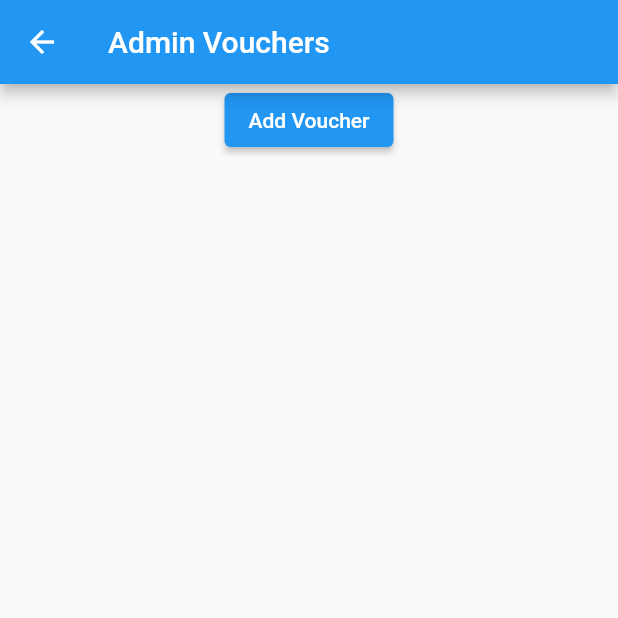
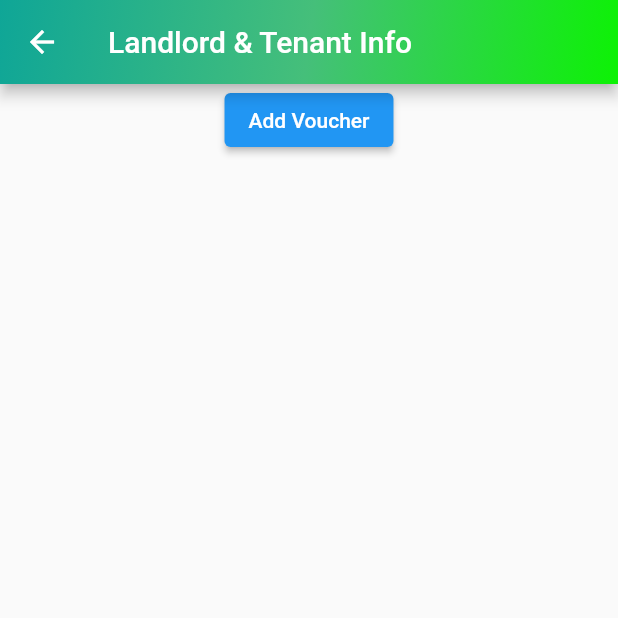
Before and after one commit to shahfarazz/rehnaa-concept, a Flutter app: the AdminVouchersPage screen opened directly, on a phone screen of 412 x 824 dp, the top half of it. Run offline on Flutter 3.47's test engine with Material 2 defaults, Android fonts, the phone set to English and light mode, and no system bars; our stand-ins replace cached_network_image, carousel_slider, cloud_firestore, confetti, firebase_auth, firebase_core and 10 more; missing offline and left inert: dart:html, dart:js_interop; accounts and stored records are empty.

Commit message:
edited pages

```diff
--- a/lib/frontend/helper/Admindashboard_pages/admin_vouchers.dart
+++ b/lib/frontend/helper/Admindashboard_pages/admin_vouchers.dart
@@ -158,7 +158,20 @@ class _AdminVouchersPageState extends State<AdminVouchersPage> {
   Widget build(BuildContext context) {
     return Scaffold(
       appBar: AppBar(
-        title: const Text('Admin Vouchers'),
+        title: const Text('Landlord & Tenant Info'),
+        flexibleSpace: Container(
+          decoration: const BoxDecoration(
+            gradient: LinearGradient(
+              begin: Alignment.topLeft,
+              end: Alignment.bottomRight,
+              colors: [
+                Color(0xff0FA697),
+                Color(0xff45BF7A),
+                Color(0xff0DF205),
+              ],
+            ),
+          ),
+        ),
       ),
       body: Center(
         child: Column(
--- a/lib/frontend/helper/Dealerdashboard_pages/dealer_dashboard_content.dart
+++ b/lib/frontend/helper/Dealerdashboard_pages/dealer_dashboard_content.dart
@@ -97,7 +97,7 @@ class _DealerDashboardContentState extends State<DealerDashboardContent>
     showDialog(
       context: context,
       builder: (BuildContext context) {
-        print('Firebase auth id is: ${FirebaseAuth.instance.currentUser!.uid}');
+        // print('Firebase auth id is: ${FirebaseAuth.instance.currentUser!.uid}');
         String selectedOption = '';
 
         return StatefulBuilder(
--- a/lib/frontend/helper/Landlorddashboard_pages/landlordinvoice.dart
+++ b/lib/frontend/helper/Landlorddashboard_pages/landlordinvoice.dart
@@ -4,7 +4,6 @@ import 'package:pdf/widgets.dart' as pdfWidgets;
 import 'package:rehnaa/frontend/Screens/Landlord/landlord_dashboard.dart';
 import 'package:printing/printing.dart';
 import 'package:pdf/pdf.dart';
-
 
 
 class LandlordInvoicePage extends StatefulWidget {
--- a/lib/frontend/helper/Tenantdashboard_pages/Tenant_propertyinfo.dart
+++ b/lib/frontend/helper/Tenantdashboard_pages/Tenant_propertyinfo.dart
@@ -762,7 +762,7 @@ class ExpandedImageDialog extends StatelessWidget {
             ),
           ),
           Positioned(
-            top: 40.0,
+            top: 65.0,
             left: 10.0,
             child: GestureDetector(
               onTap: () {
--- a/lib/main.dart
+++ b/lib/main.dart
@@ -1,6 +1,7 @@
 import 'package:flutter/material.dart';
 import 'package:firebase_core/firebase_core.dart';
 import 'package:provider/provider.dart';
+// import 'package:rehnaa/frontend/Screens/Admin/admindashboard.dart';
 import 'package:rehnaa/frontend/Screens/Landlord/landlord_dashboard.dart';
 import 'package:rehnaa/frontend/Screens/login_page.dart';
 import 'package:rehnaa/frontend/Screens/signup_page.dart';
@@ -44,7 +45,9 @@ class MyApp extends StatelessWidget {
           // home: LandlordDashboardPage(
           //   uid: 'R88XI7AqrOZBtGZzQwgyX2Wr7Yz1',
           // ),
+          // home: AdminDashboard(),
           // home: const SplashScreen(),
+          // home: DealerDashboardPage(uid: 'fUuFmW7bNaweyP5xkc4c'),
           home: TenantDashboardPage(
             uid: 'K55YzmkUXt09OgFwnDuT',
           ), //TODO remove this Jugaar
--- a/pubspec.yaml
+++ b/pubspec.yaml
@@ -53,6 +53,7 @@ dependencies:
     # photo_view: ^0.11.1
     # flutter_cache_manager: ^3.1.2
     http: ^0.13.3
+    photo_view: ^0.14.0
 
 
     # open_file: ^3.2.1
@@ -70,7 +71,7 @@ dev_dependencies:
     flutter_lints: ^2.0.0
     faker: ^2.0.2
     carousel_slider: ^4.0.0
-    photo_view: ^0.14.0
+
     printing: ^5.6.0
     modal_progress_hud_nsn: ^0.4.0
     # screenshot: ^2.1.0
```
Also changed, not shown: lib/frontend/helper/Admindashboard_pages/admin_analytics.dart (+14 -1 lines), lib/frontend/helper/Admindashboard_pages/admin_requests_property_contracts.dart (+13 -0 lines), lib/frontend/helper/Landlorddashboard_pages/landlord_propertyinfo.dart (+22 -48 lines), pubspec.lock.
